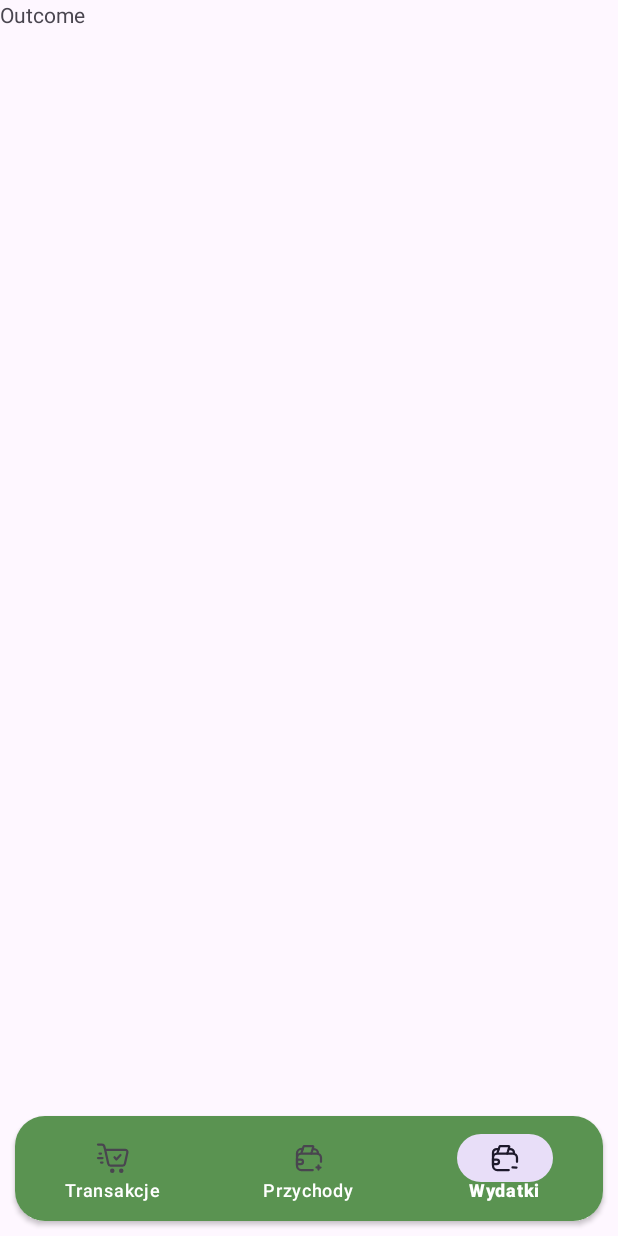
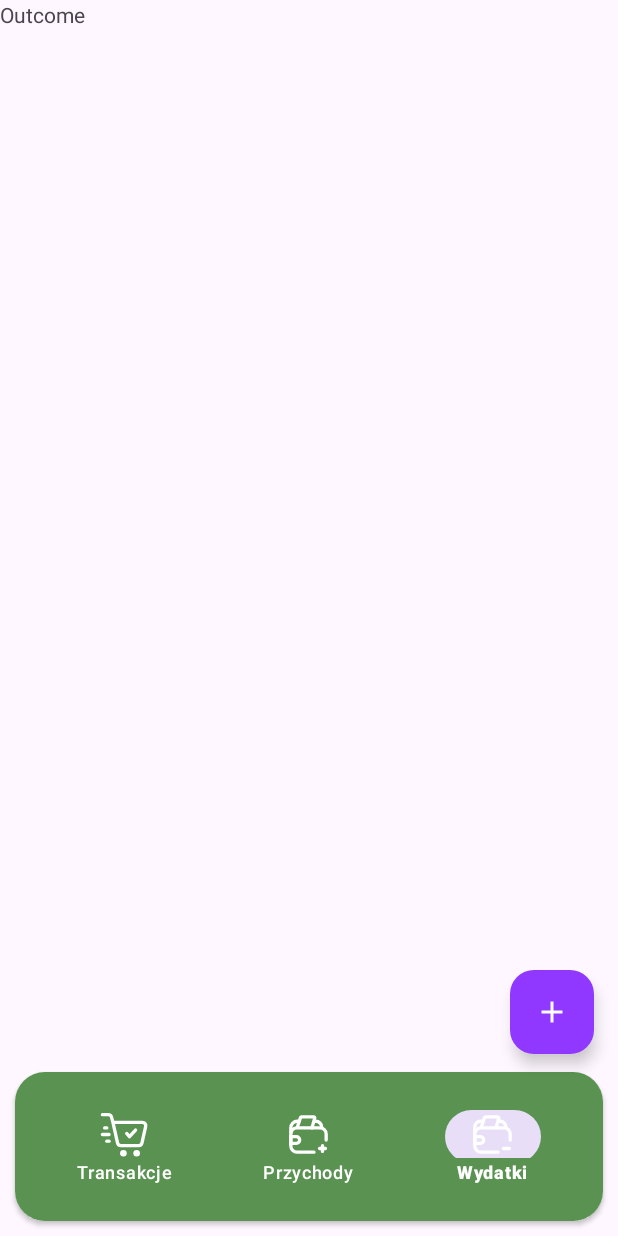
Before and after one commit to tomekpodkalicki/dzienniczek, an Android app: the screen it shows after launch (MainActivity), item 3 of the bottom bar chosen, on a phone screen of 412 x 824 dp. Run offline under Robolectric (Android 15) with nearby library versions, the phone set to English and light mode, and no system bars; our stand-ins replace Room's generated code, navigation-ui; libraries missing offline, so code that uses them is left out: com.github.mikephil.charting.

Commit message:
up8(stable working- Transaction, Incomes)

```diff
--- a/app/build.gradle.kts
+++ b/app/build.gradle.kts
@@ -40,6 +40,10 @@ android {
         dataBinding = true
         viewBinding = true
     }
+
+    ksp {
+        arg("room.schemaLocation", "$projectDir/schemas")
+    }
 }
 
 dependencies {
--- a/app/src/main/AndroidManifest.xml
+++ b/app/src/main/AndroidManifest.xml
@@ -11,7 +11,8 @@
         android:roundIcon="@mipmap/ic_myappiconn_round"
         android:supportsRtl="true"
         android:theme="@style/Theme.DziennikAktywnosci123"
-        tools:targetApi="31">
+        android:enableOnBackInvokedCallback="true"
+        tools:targetApi="tiramisu">
         <activity
             android:name=".MainActivity"
             android:exported="true">
--- a/app/src/main/java/com/example/dziennikaktywnosci123/MainActivity.kt
+++ b/app/src/main/java/com/example/dziennikaktywnosci123/MainActivity.kt
@@ -6,11 +6,7 @@ import androidx.activity.viewModels
 import androidx.appcompat.app.AppCompatActivity
 import androidx.navigation.NavController
 import androidx.navigation.fragment.NavHostFragment
-import androidx.navigation.fragment.findNavController
 import androidx.navigation.ui.NavigationUI
-import com.example.dziennikaktywnosci123.data.models.Transaction
-import com.example.dziennikaktywnosci123.data.models.TransactionCategory
-import com.example.dziennikaktywnosci123.data.models.TransactionType
 import com.example.dziennikaktywnosci123.databinding.ActivityMainBinding
 
 class MainActivity : AppCompatActivity() {
@@ -31,7 +27,12 @@ class MainActivity : AppCompatActivity() {
         val navController = navHostFragment.navController
         NavigationUI.setupWithNavController(binding.bottomNavigationView, navController)
 
-        mainVm.insertTransaction(createTransaction())
+        binding.addTransactionFb.setOnClickListener {
+            setBottomNavVisibility(false)
+            navController.navigate(R.id.addTransactionFragment)
+        }
+
+        //mainVm.insertTransaction(createTransaction())
 
 
     }
@@ -44,11 +45,7 @@ class MainActivity : AppCompatActivity() {
             true -> View.VISIBLE
             else -> View.GONE
         }
-        binding.bottomNavigationView.visibility = isVisible
-        binding.bottomNavigationView.postInvalidate()
+        binding.cardView.visibility = isVisible
+        binding.addTransactionFb.visibility = isVisible
     }
-
-    private fun createTransaction() =
-        Transaction(0, 1L, 69f, "XD", TransactionType.INCOME, TransactionCategory.CHEMIA)
-
 }
--- a/app/src/main/java/com/example/dziennikaktywnosci123/MainViewModel.kt
+++ b/app/src/main/java/com/example/dziennikaktywnosci123/MainViewModel.kt
@@ -33,6 +33,7 @@ class MainViewModel(app: Application) : AndroidViewModel(app) {
     fun getAllIncomes() = repo.getAllIncomes().asLiveData(viewModelScope.coroutineContext)
     fun getAllOutcomes() = repo.getAllOutcomes().asLiveData(viewModelScope.coroutineContext)
     fun getSumOfIncomeGroupByCategory() = repo.getSumOfIncomeGroupByCategory().asLiveData(viewModelScope.coroutineContext)
+    fun getSumOfOutcomeGroupByCategory() = repo.getSumOfOutcomeGroupByCategory().asLiveData(viewModelScope.coroutineContext)
 
 
 
--- a/app/src/main/java/com/example/dziennikaktywnosci123/data/models/Transaction.kt
+++ b/app/src/main/java/com/example/dziennikaktywnosci123/data/models/Transaction.kt
@@ -5,12 +5,12 @@ import androidx.room.PrimaryKey
 
 @Entity(tableName = "transactions_table")
 data class Transaction(
-   @PrimaryKey(autoGenerate = true)
+    @PrimaryKey(autoGenerate = true)
     var uid: Int = 0,
     val date: Long,
     val price: Float,
-   val desc: String,
-   val type: TransactionType,
+    val desc: String,
+    val type: TransactionType,
     val category: TransactionCategory
 
 
--- a/app/src/main/java/com/example/dziennikaktywnosci123/data/models/TransactionCategory.kt
+++ b/app/src/main/java/com/example/dziennikaktywnosci123/data/models/TransactionCategory.kt
@@ -1,5 +1,5 @@
 package com.example.dziennikaktywnosci123.data.models
 
 enum class TransactionCategory {
-    JEDZENIE, MIESZKANIE, RACHUNKI, INTERNET, CHEMIA, APLIKACJE, KOTECZKI, ALKO
+    JEDZENIE, MIESZKANIE, RACHUNKI, INTERNET, INNE
 }
--- a/app/src/main/java/com/example/dziennikaktywnosci123/data/models/TransactionType.kt
+++ b/app/src/main/java/com/example/dziennikaktywnosci123/data/models/TransactionType.kt
@@ -1,5 +1,5 @@
 package com.example.dziennikaktywnosci123.data.models
 
 enum class TransactionType {
-    INCOME, OUTCOME
+    PRZYCHOD, WYDATEK
 }
--- a/app/src/main/java/com/example/dziennikaktywnosci123/data/room/TransactionsDao.kt
+++ b/app/src/main/java/com/example/dziennikaktywnosci123/data/room/TransactionsDao.kt
@@ -22,18 +22,18 @@ interface TransactionsDao {
     @Delete
     suspend fun deleteTransaction(transactions: List<Transaction>)
 
-    @Query("SELECT * FROM transactions_table ORDER BY date DESC")
+    @Query("SELECT * FROM transactions_table ORDER BY DATE DESC")
     fun getAllTransactions(): Flow<List<Transaction>>
 
-    @Query("SELECT * FROM transactions_table WHERE type = 'INCOME'")
+    @Query("SELECT * FROM transactions_table WHERE type = 'PRZYCHOD'")
     fun getAllIncomes(): Flow<List<Transaction>>
 
-    @Query("SELECT * FROM transactions_table WHERE type = 'OUTCOME'")
+    @Query("SELECT * FROM transactions_table WHERE type = 'WYDATEK'")
     fun getAllOutcomes(): Flow<List<Transaction>>
 
-    @Query("SELECT category, SUM(price) as total FROM transactions_table WHERE type = 'INCOME' GROUP BY category")
+    @Query("SELECT category, SUM(price) as total FROM transactions_table WHERE type = 'PRZYCHOD' GROUP BY category")
     fun getSumOfIncomeGroupByCategory(): Flow<List<CategoryTotal>>
 
-    @Query("SELECT category, SUM(price) as total FROM transactions_table WHERE type = 'OUTCOME' GROUP BY category")
+    @Query("SELECT category, SUM(price) as total FROM transactions_table WHERE type = 'WYDATEK' GROUP BY category")
     fun getSumOfOutcomeGroupByCategory(): Flow<List<CategoryTotal>>
 }
--- a/app/src/main/java/com/example/dziennikaktywnosci123/data/room/TransactionsDatabase.kt
+++ b/app/src/main/java/com/example/dziennikaktywnosci123/data/room/TransactionsDatabase.kt
@@ -4,7 +4,7 @@ import androidx.room.Database
 import androidx.room.RoomDatabase
 import com.example.dziennikaktywnosci123.data.models.Transaction
 
-@Database(entities = [Transaction::class], version = 1, exportSchema = true)
+@Database(entities = [Transaction::class], version = 1, exportSchema = false)
 abstract class TransactionsDatabase: RoomDatabase() {
     abstract fun transactionsDao(): TransactionsDao
 
--- a/app/src/main/java/com/example/dziennikaktywnosci123/ui/transaction_fragment/TransactionsFragment.kt
+++ b/app/src/main/java/com/example/dziennikaktywnosci123/ui/transaction_fragment/TransactionsFragment.kt
@@ -1,18 +1,18 @@
 package com.example.dziennikaktywnosci123.ui.transaction_fragment
 
-import androidx.fragment.app.viewModels
 import android.os.Bundle
 import android.util.Log
-import androidx.fragment.app.Fragment
 import android.view.LayoutInflater
 import android.view.View
 import android.view.ViewGroup
+import androidx.fragment.app.Fragment
 import androidx.fragment.app.activityViewModels
+import androidx.fragment.app.viewModels
 import androidx.recyclerview.widget.LinearLayoutManager
 import com.example.dziennikaktywnosci123.MainViewModel
-import com.example.dziennikaktywnosci123.R
 import com.example.dziennikaktywnosci123.databinding.FragmentTransactionsBinding
 import com.example.dziennikaktywnosci123.ui.adapters.TransactionsAdapter
+
 
 class TransactionsFragment : Fragment() {
 
@@ -24,25 +24,37 @@ class TransactionsFragment : Fragment() {
     override fun onCreateView(
         inflater: LayoutInflater, container: ViewGroup?,
         savedInstanceState: Bundle?
-    ): View {
-        _binding = FragmentTransactionsBinding.inflate(
-            layoutInflater,
-            container,
-            false
-        )
+    ): View? {
+        _binding = FragmentTransactionsBinding.inflate(inflater, container, false)
+        binding.recyclerView.layoutManager = LinearLayoutManager(requireContext())
+        binding.recyclerView.adapter = TransactionsAdapter(emptyList()) { transaction, position ->
+            Log.d("TEST", "Trans: ${transaction.toString()}")
+        }
         return binding.root
     }
 
     override fun onViewCreated(view: View, savedInstanceState: Bundle?) {
         super.onViewCreated(view, savedInstanceState)
 
+        // Initialize RecyclerView
         binding.recyclerView.layoutManager = LinearLayoutManager(requireContext())
+
+        // Observe transactions
         mainVm.getAllTransactions().observe(viewLifecycleOwner) { transactions ->
-            binding.recyclerView.adapter =
-                TransactionsAdapter(transactions) { transaction, position ->
-                    Log.d("TEST", "Trans: ${transaction.toString()}")
-
-                }
+            Log.d("TEST", "Transactions received: ${transactions.size}")
+            if (transactions.isNotEmpty()) {
+                binding.recyclerView.adapter =
+                    TransactionsAdapter(transactions) { transaction, position ->
+                        Log.d("TEST", "Trans: ${transaction.toString()}")
+                    }
+            } else {
+                Log.d("TEST", "No transactions found.")
+            }
         }
     }
+
+    override fun onDestroyView() {
+        super.onDestroyView()
+        _binding = null
+    }
 }
--- /dev/null
+++ b/app/src/main/res/drawable/ic_addd.xml
@@ -0,0 +1,5 @@
+<vector xmlns:android="http://schemas.android.com/apk/res/android" android:height="24dp" android:tint="#FCFCFC" android:viewportHeight="24" android:viewportWidth="24" android:width="24dp">
+
+    <path android:fillColor="@android:color/white" android:pathData="M19,13h-6v6h-2v-6H5v-2h6V5h2v6h6v2z"/>
+
+</vector>
--- a/app/src/main/res/layout/activity_main.xml
+++ b/app/src/main/res/layout/activity_main.xml
@@ -11,14 +11,29 @@
         android:id="@+id/fragmentContainerView"
         android:name="androidx.navigation.fragment.NavHostFragment"
         android:layout_width="match_parent"
-        android:layout_height="0dp"
+        android:layout_height="match_parent"
         app:layout_constraintStart_toStartOf="parent"
         app:layout_constraintTop_toTopOf="parent"
         app:layout_constraintEnd_toEndOf="parent"
         app:defaultNavHost="true"
         app:navGraph="@navigation/main_nav" />
 
+    <com.google.android.material.floatingactionbutton.FloatingActionButton
+        app:borderWidth="0dp"
+        android:id="@+id/addTransactionFb"
+        app:tint="@color/white"
+        android:src="@drawable/ic_addd"
+        android:backgroundTint="#9038ff"
+        android:layout_width="wrap_content"
+        android:layout_height="wrap_content"
+        android:layout_marginEnd="16dp"
+        android:layout_marginBottom="12dp"
+        app:layout_constraintBottom_toTopOf="@+id/cardView"
+        app:layout_constraintEnd_toEndOf="parent" />
+
     <androidx.cardview.widget.CardView
+        android:elevation="15dp"
+        android:id="@+id/cardView"
         android:layout_width="0dp"
         android:layout_height="wrap_content"
         android:layout_marginStart="10dp"
@@ -30,19 +45,19 @@
         app:layout_constraintStart_toStartOf="parent">
 
         <com.google.android.material.bottomnavigation.BottomNavigationView
-            app:tint="@color/white"
-            app:itemTextColor="@color/white"
-            android:minHeight="70dp"
-            android:background="#5a9351"
+            android:padding="12dp"
+            app:itemIconSize="35dp"
             android:id="@+id/bottomNavigationView"
             android:layout_width="match_parent"
             android:layout_height="wrap_content"
+            android:background="#5a9351"
+            android:minHeight="75dp"
+            app:itemIconTint="@color/white"
+            app:itemTextColor="@color/white"
             app:layout_constraintBottom_toBottomOf="parent"
             app:layout_constraintEnd_toEndOf="parent"
             app:layout_constraintStart_toStartOf="parent"
             app:menu="@menu/bottom_menu" />
-
-
 
     </androidx.cardview.widget.CardView>
 
--- a/app/src/main/res/layout/fragment_income.xml
+++ b/app/src/main/res/layout/fragment_income.xml
@@ -11,7 +11,7 @@
         android:id="@+id/textView3"
         android:layout_width="match_parent"
         android:layout_height="wrap_content"
-        android:text="Income"
+        android:text="Przychód"
         android:textColor="@color/black"
         android:textSize="40sp"
         android:textStyle="bold"
--- a/app/src/main/res/navigation/main_nav.xml
+++ b/app/src/main/res/navigation/main_nav.xml
@@ -3,7 +3,7 @@
     xmlns:app="http://schemas.android.com/apk/res-auto"
     xmlns:tools="http://schemas.android.com/tools"
     android:id="@+id/main_nav"
-    app:startDestination="@id/addTransactionFragment">
+    app:startDestination="@id/transactionsFragment">
 
     <fragment
         android:id="@+id/addTransactionFragment"
```
Also changed, not shown: app/src/main/java/com/example/dziennikaktywnosci123/ui/adapters/TransactionsAdapter.kt (+34 -35 lines), app/src/main/java/com/example/dziennikaktywnosci123/ui/add_fragment/AddTransactionFragment.kt (+26 -20 lines), app/src/main/res/layout/fragment_transactions.xml (+5 -3 lines).
